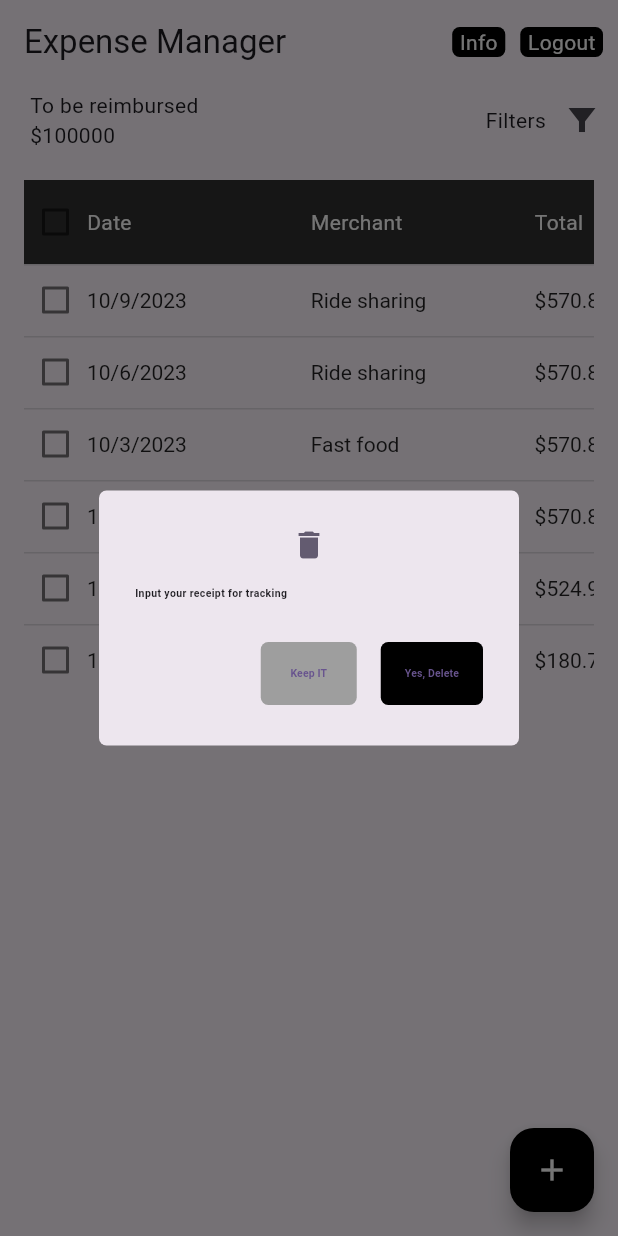
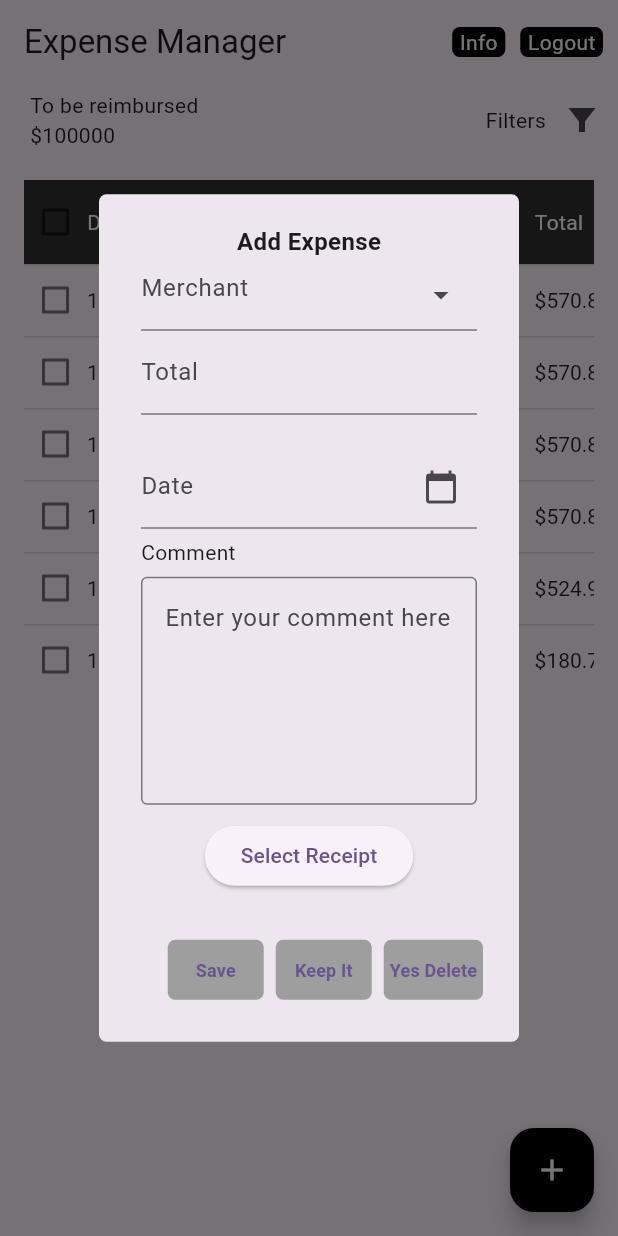
Before and after one commit to mubizzy/expense, a Flutter app: the screen it shows after launch, after a tap on the "add" icon, on a phone screen of 412 x 824 dp. Run offline on Flutter 3.47's test engine with Material 2 defaults, Android fonts, the phone set to English and light mode, and no system bars; drawn by our look-alikes of data_table_2; our stand-ins replace image_picker.

Commit message:
UI update on popup modal

```diff
--- a/lib/view/alertdailog.dart
+++ b/lib/view/alertdailog.dart
@@ -1,3 +1,5 @@
+import 'package:demo_ville/view/customTextButton.dart';
+import 'package:demo_ville/widget/expense_form.dart';
 import 'package:flutter/material.dart';
 
 void addReceiptDialog(BuildContext context) {
@@ -5,64 +7,13 @@ void addReceiptDialog(BuildContext context) {
       context: context,
       builder: (BuildContext context) {
         return AlertDialog(
+          scrollable: true,
           shape: RoundedRectangleBorder(borderRadius: BorderRadius.circular(5)),
-          icon: const Icon(Icons.delete),
-//NOTE: Replace the content below to the class you create to handle this
-          content: const Text(
-            'Input your receipt for tracking',
-            style: TextStyle(
-              fontSize: 7,
-              fontWeight: FontWeight.bold,
-            ),
-          ),
+          content:const ExpenseForm(),
           actions: [
-            TextButton(
-              style: ButtonStyle(
-                backgroundColor: MaterialStateProperty.all<Color>(
-                    Colors.grey), // Background color
-                //foregroundColor: MaterialStateProperty.all<Color>(Colors.white), // Text color
-                padding: MaterialStateProperty.all<EdgeInsets>(
-                    EdgeInsets.all(16.0)), // Padding
-                shape: MaterialStateProperty.all<OutlinedBorder>(
-                  RoundedRectangleBorder(
-                      borderRadius:
-                          BorderRadius.circular(5.0)), // Border radius
-                ),
-              ),
-              onPressed: () {
-                Navigator.of(context).pop();
-              },
-              child: const Text(
-                'Keep IT',
-                style: TextStyle(
-                  fontSize: 7,
-                  fontWeight: FontWeight.bold,
-                ),
-              ),
-            ),
-            const SizedBox(height: 10),
-            TextButton(
-              style: ButtonStyle(
-                backgroundColor: MaterialStateProperty.all<Color>(
-                    Colors.black), // Background color
-                //foregroundColor: MaterialStateProperty.all<Color>(Colors.white), // Text color
-                padding: MaterialStateProperty.all<EdgeInsets>(
-                    EdgeInsets.all(16.0)), // Padding
-                shape: MaterialStateProperty.all<OutlinedBorder>(
-                  RoundedRectangleBorder(
-                      borderRadius:
-                          BorderRadius.circular(5.0)), // Border radius
-                ),
-              ),
-              onPressed: () {},
-              child: const Text(
-                'Yes, Delete',
-                style: TextStyle(
-                  fontSize: 7,
-                  fontWeight: FontWeight.bold,
-                ),
-              ),
-            ),
+           customButton('Save', () { Navigator.pop(context);}),
+          customButton('Keep It', () { Navigator.pop(context);}),
+          customButton('Yes Delete', () { Navigator.pop(context);})
           ],
         );
       });
@@ -84,53 +35,10 @@ void filterDialog(BuildContext context) {
             ),
           ),
           actions: [
-            TextButton(
-              style: ButtonStyle(
-                backgroundColor: MaterialStateProperty.all<Color>(
-                    Colors.grey), // Background color
-                //foregroundColor: MaterialStateProperty.all<Color>(Colors.white), // Text color
-                padding: MaterialStateProperty.all<EdgeInsets>(
-                    EdgeInsets.all(16.0)), // Padding
-                shape: MaterialStateProperty.all<OutlinedBorder>(
-                  RoundedRectangleBorder(
-                      borderRadius:
-                          BorderRadius.circular(5.0)), // Border radius
-                ),
-              ),
-              onPressed: () {
-                Navigator.of(context).pop();
-              },
-              child: const Text(
-                'Keep IT',
-                style: TextStyle(
-                  fontSize: 7,
-                  fontWeight: FontWeight.bold,
-                ),
-              ),
-            ),
-            const SizedBox(height: 10),
-            TextButton(
-              style: ButtonStyle(
-                backgroundColor: MaterialStateProperty.all<Color>(
-                    Colors.black), // Background color
-                //foregroundColor: MaterialStateProperty.all<Color>(Colors.white), // Text color
-                padding: MaterialStateProperty.all<EdgeInsets>(
-                    EdgeInsets.all(16.0)), // Padding
-                shape: MaterialStateProperty.all<OutlinedBorder>(
-                  RoundedRectangleBorder(
-                      borderRadius:
-                          BorderRadius.circular(5.0)), // Border radius
-                ),
-              ),
-              onPressed: () {},
-              child: const Text(
-                'Yes, Delete',
-                style: TextStyle(
-                  fontSize: 7,
-                  fontWeight: FontWeight.bold,
-                ),
-              ),
-            ),
+          customButton('Save', () { Navigator.pop(context);}),
+          customButton('Keep It', () { Navigator.pop(context);}),
+          customButton('Yes Delete', () { Navigator.pop(context);})
+
           ],
         );
       });
--- /dev/null
+++ b/lib/view/customTextButton.dart
@@ -0,0 +1,31 @@
+
+
+import 'package:flutter/material.dart';
+
+Widget customButton(
+    String text,
+     void Function()? onTap,
+) {
+  return TextButton(
+              style: ButtonStyle(
+                backgroundColor: MaterialStateProperty.all<Color>(
+                    Colors.grey), // Background color
+                //foregroundColor: MaterialStateProperty.all<Color>(Colors.white), // Text color
+                padding: MaterialStateProperty.all<EdgeInsets>(
+                 const EdgeInsets.all(4.0)), // Padding
+                shape: MaterialStateProperty.all<OutlinedBorder>(
+                  RoundedRectangleBorder(
+                      borderRadius:
+                          BorderRadius.circular(5.0)), // Border radius
+                ),
+              ),
+              onPressed: onTap,
+              child:  Text(
+                text,
+                style: const TextStyle(
+                  fontSize: 12,
+                  fontWeight: FontWeight.bold,
+                ),
+              ),
+            );
+}
--- a/lib/widget/expense_form.dart
+++ b/lib/widget/expense_form.dart
@@ -4,28 +4,15 @@ import 'package:flutter/foundation.dart';
 import 'package:flutter/material.dart';
 import 'package:intl/intl.dart';
 import 'package:image_picker/image_picker.dart';
-import 'package:permission_handler/permission_handler.dart';
 
-class ExpenseApp extends StatelessWidget {
+class ExpenseForm extends StatefulWidget {
+  const ExpenseForm({super.key});
+
   @override
-  Widget build(BuildContext context) {
-    return MaterialApp(
-      home: Scaffold(
-        appBar: AppBar(
-          title: const Text('Expense Widget'),
-        ),
-        body: ExpenseForm(),
-      ),
-    );
-  }
+  ExpenseFormState createState() => ExpenseFormState();
 }
 
-class ExpenseForm extends StatefulWidget {
-  @override
-  _ExpenseFormState createState() => _ExpenseFormState();
-}
-
-class _ExpenseFormState extends State<ExpenseForm> {
+class ExpenseFormState extends State<ExpenseForm> {
   final merchantController = TextEditingController();
   String selectedExpenseType = 'Ride-Sharing';
   final expenseTypes = ['Ride-Sharing', 'Restaurant', 'Breakfast', 'Fast Food'];
@@ -66,18 +53,16 @@ class _ExpenseFormState extends State<ExpenseForm> {
 
   @override
   Widget build(BuildContext context) {
-    return Scaffold(
-      body: SafeArea(
-        child: Padding(
-          padding: const EdgeInsets.all(16.0),
+    return Padding(
+      padding: const EdgeInsets.all(4.0),
       child: Column(
         children: [
-              Column(
-                crossAxisAlignment: CrossAxisAlignment.start,
-                children: [
-                  const Text("Merchant"),
+          const Text("Add Expense",
+            style: TextStyle(fontSize: 16, fontWeight: FontWeight.bold),
+          ),
           TextField(
             controller: merchantController,
+            readOnly: true,
             decoration: InputDecoration(
               hintText: 'Merchant',
               suffixIcon: PopupMenuButton<String>(
@@ -99,8 +84,6 @@ class _ExpenseFormState extends State<ExpenseForm> {
               ),
             ),
           ),
-                ],
-              ),
           TextField(
             controller: totalController,
             decoration: const InputDecoration(labelText: 'Total'),
@@ -113,6 +96,7 @@ class _ExpenseFormState extends State<ExpenseForm> {
               Expanded(
                 child: TextField(
                   enabled: true,
+                  readOnly: true,
                   controller: TextEditingController(text: formattedDate()),
                   decoration: InputDecoration(
                     labelText: 'Date',
@@ -135,7 +119,7 @@ class _ExpenseFormState extends State<ExpenseForm> {
             children: [
               const Text(
                 'Comment',
-                    style: TextStyle(fontSize: 16, fontWeight: FontWeight.bold),
+                style: TextStyle(fontSize: 14, ),
               ),
               const SizedBox(
                 height: 6,
@@ -150,6 +134,7 @@ class _ExpenseFormState extends State<ExpenseForm> {
               ),
             ],
           ),
+             const SizedBox(height: 10),
           ElevatedButton(
             onPressed: _pickImage,
             child: const Text('Select Receipt'),
@@ -158,14 +143,10 @@ class _ExpenseFormState extends State<ExpenseForm> {
             Column(
               children: [
                 const SizedBox(height: 10),
-                    const Text(
-                      'Selected Receipt:',
-                      style: TextStyle(fontWeight: FontWeight.bold),
-                    ),
                 Image.file(File(receiptImage!.path)),
               ],
             ),
-              ElevatedButton(
+        /*  ElevatedButton(
             onPressed: () {
               final merchant = merchantController.text;
               final total = totalController.text;
@@ -183,10 +164,8 @@ class _ExpenseFormState extends State<ExpenseForm> {
               }
             },
             child: const Text('Submit Expense'),
-              ),
+         ), */
         ],
-          ),
-        ),
       ),
     );
   }
```
Also changed, not shown: pubspec.lock. Lines whose indentation alone changed are shown as unchanged.
